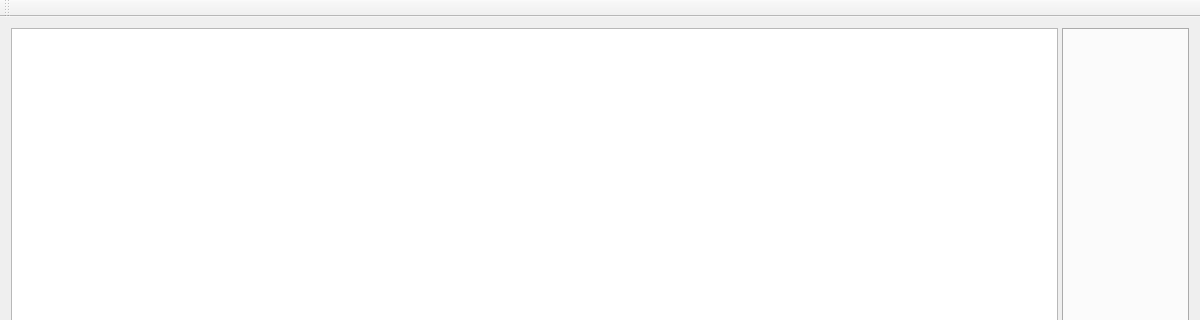
This is mainwindow.ui in Outliwer/Pitaya as Qt 5 draws it before an edit; both pictures show x 0 to 1200 and y 0 to 320 of the 1200 by 900 pixel window. The edited form follows.
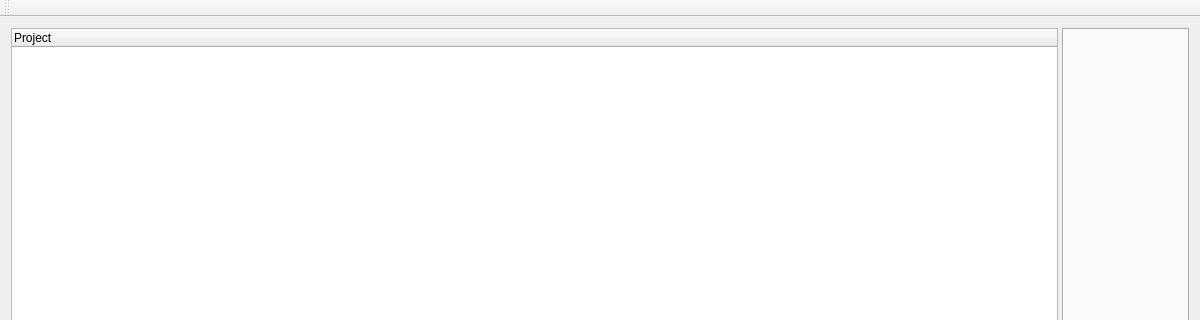
This is the edited form.

Commit message: 基本tree和tab的实现，下一步对tree显示的item进行打开显示

Patch:
```diff
--- a/mainwindow.ui
+++ b/mainwindow.ui
@@ -20,15 +20,19 @@
       <property name="orientation">
        <enum>Qt::Horizontal</enum>
       </property>
-      <widget class="QTreeView" name="treeView"/>
-      <widget class="QTabWidget" name="tabWidget">
-       <property name="currentIndex">
-        <number>-1</number>
-       </property>
+      <widget class="QTreeWidget" name="treeWidget">
+       <column>
+        <property name="text">
+         <string>Project</string>
+        </property>
+       </column>
       </widget>
+      <widget class="QTabWidget" name="tabWidget"/>
      </widget>
     </item>
    </layout>
+   <zorder>tabWidget</zorder>
+   <zorder>treeWidget</zorder>
   </widget>
   <widget class="QMenuBar" name="menuBar">
    <property name="geometry">
```
The commit also changes 4 other files.
